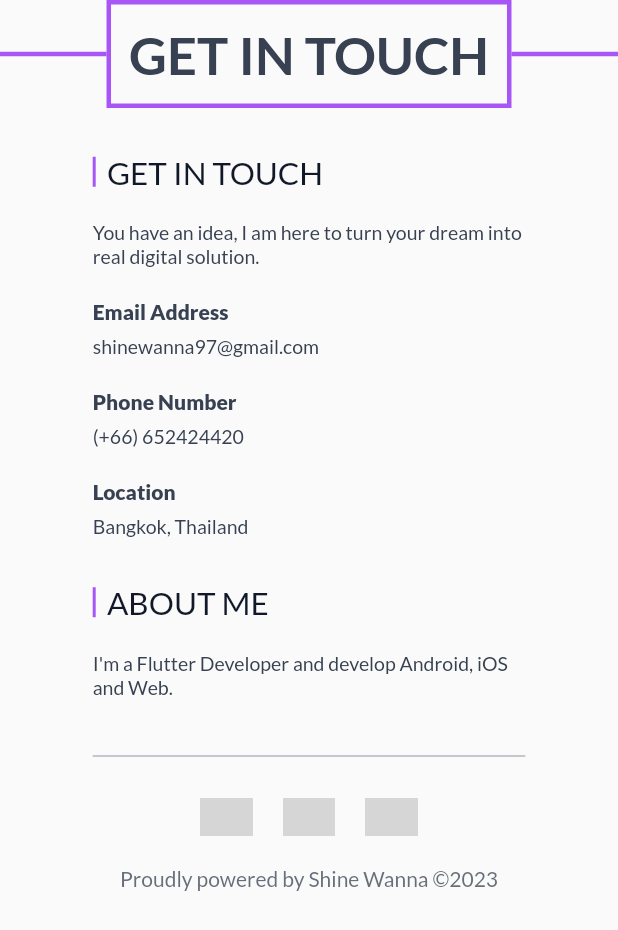
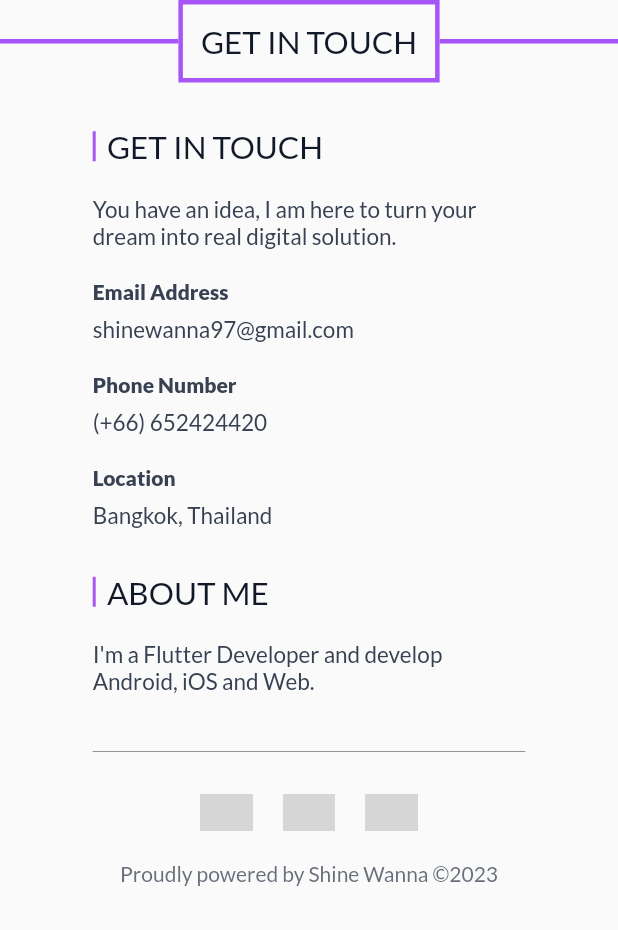
Before and after one commit to shinewanna/my-portfolio, a Flutter app: the Footer widget shown alone on an empty page, opened directly, on a phone screen of 412 x 824 dp. Shown: the top 930 px of the screen. Run offline on Flutter 3.47's test engine with Material 2 defaults, Android fonts, the phone set to English and light mode, and no system bars; drawn by our look-alikes of streaming_shared_preferences; our stand-ins replace auto_animated, flutter_staggered_animations, google_fonts, percent_indicator, responsive_builder, transparent_image and 1 more; missing offline and left inert: day_night_switcher, mailto; network calls fail; grey boxes are pictures that could not be loaded.

Commit message:
fix: mobile UI error

```diff
--- a/lib/ui/footer.dart
+++ b/lib/ui/footer.dart
@@ -36,7 +36,7 @@ class Footer extends StatelessWidget {
             myInfo.getInTouch,
             style: TextStyle(
               color: AppColors.text,
-              fontSize: 13,
+              fontSize: 15,
             ),
           ),
           const SizedBox(height: 20),
@@ -57,7 +57,7 @@ class Footer extends StatelessWidget {
                   AppConstants.mail,
                   style: TextStyle(
                     color: AppColors.text,
-                    fontSize: 13,
+                    fontSize: 15,
                   ),
                 ),
               ],
@@ -76,7 +76,7 @@ class Footer extends StatelessWidget {
             AppConstants.phone,
             style: TextStyle(
               color: AppColors.text,
-              fontSize: 13,
+              fontSize: 15,
             ),
           ),
           const SizedBox(height: 20),
@@ -92,7 +92,7 @@ class Footer extends StatelessWidget {
             AppConstants.location,
             style: TextStyle(
               color: AppColors.text,
-              fontSize: 13,
+              fontSize: 15,
             ),
           )
         ],
@@ -143,7 +143,7 @@ class Footer extends StatelessWidget {
                             myInfo.aboutMe,
                             style: TextStyle(
                               color: AppColors.text,
-                              fontSize: 13,
+                              fontSize: 15,
                             ),
                           ),
                         ],
@@ -210,7 +210,7 @@ class Footer extends StatelessWidget {
                       myInfo.aboutMe,
                       style: TextStyle(
                         color: AppColors.text,
-                        fontSize: 13,
+                        fontSize: 15,
                       ),
                     ),
                   ],
--- a/lib/widget/line_box_widget.dart
+++ b/lib/widget/line_box_widget.dart
@@ -1,5 +1,6 @@
 import 'package:flutter/material.dart';
 import 'package:myporfolio/config/styles.dart';
+import 'package:responsive_builder/responsive_builder.dart';
 import 'package:velocity_x/velocity_x.dart';
 
 class LineBoxWidget extends StatelessWidget {
@@ -18,7 +19,18 @@ class LineBoxWidget extends StatelessWidget {
             thickness: 3,
           ),
         ),
-        AppStyle.title(title).box.p12.border(color: color, width: 3).make(),
+        ScreenTypeLayout.builder(
+          desktop: (_) => AppStyle.title(title)
+              .box
+              .p12
+              .border(color: color, width: 3)
+              .make(),
+          mobile: (_) => AppStyle.subtitle(title)
+              .box
+              .p12
+              .border(color: color, width: 3)
+              .make(),
+        ),
         Expanded(
           child: Divider(
             color: color,
```
Also changed, not shown: lib/data/my_info.dart (+17 -12 lines).
